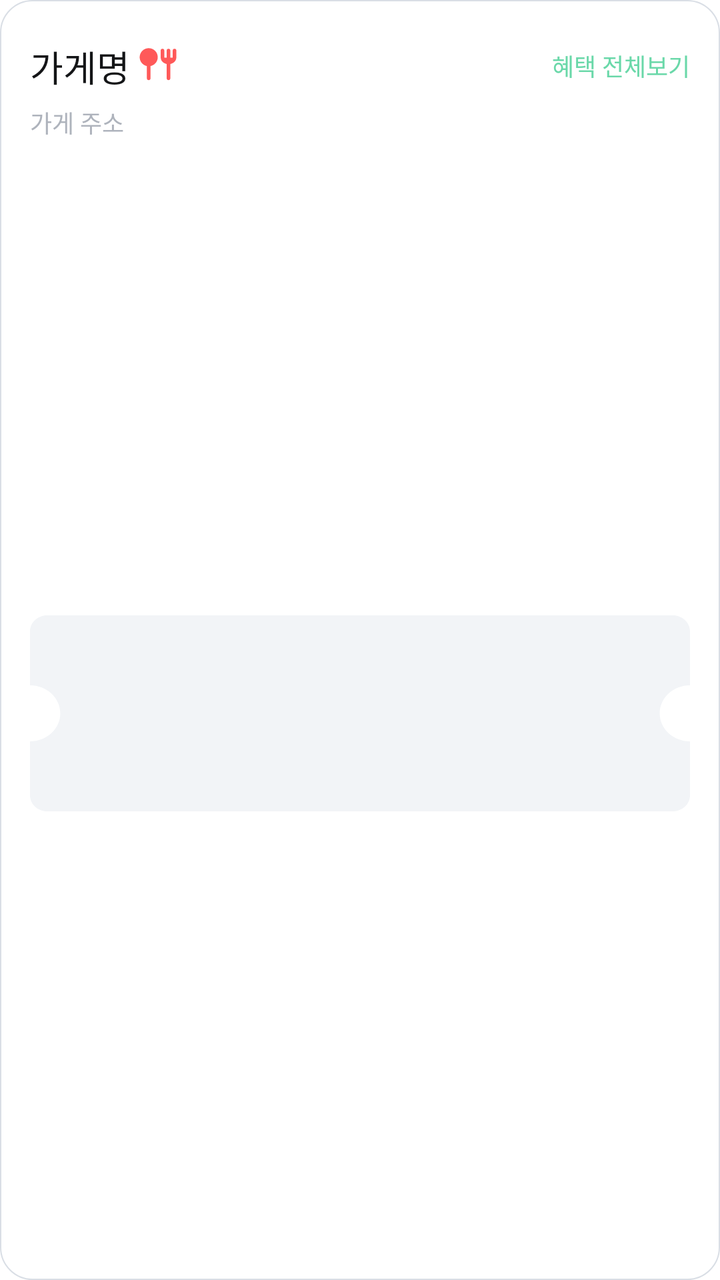
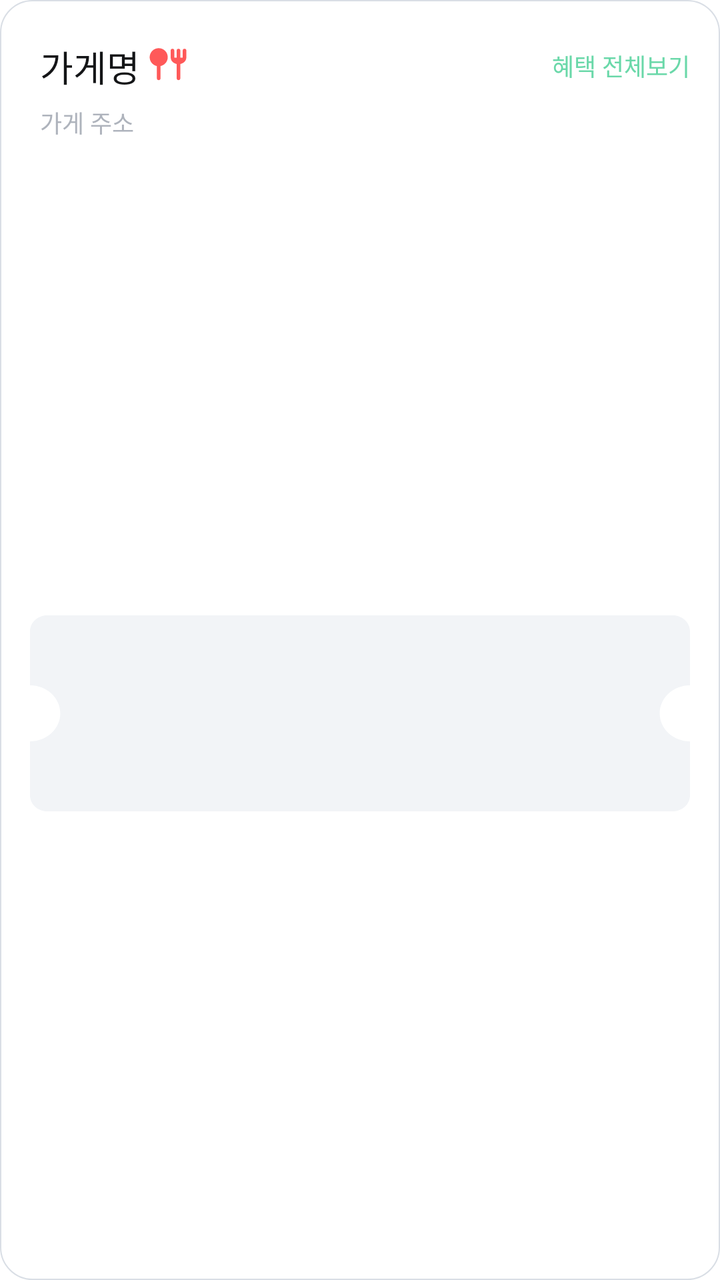

Before-and-after screenshots of an Android layout around one commit, followed by the original layout XML and the change that was made.
<!-- AndroidManifest.xml: application theme Theme.Terbuck -->
<!-- res/layout/row_home_store.xml -->
<?xml version="1.0" encoding="utf-8"?>
<androidx.constraintlayout.widget.ConstraintLayout xmlns:android="http://schemas.android.com/apk/res/android"
    xmlns:app="http://schemas.android.com/apk/res-auto"
    xmlns:tools="http://schemas.android.com/tools"
    android:layout_width="match_parent"
    android:layout_height="wrap_content"
    android:paddingHorizontal="15dp"
    android:paddingTop="20dp"
    android:paddingBottom="19dp"
    android:layout_marginBottom="15dp"
    android:background="@drawable/background_white_stroke_black5">

    <androidx.constraintlayout.widget.ConstraintLayout
        android:id="@+id/layout"
        android:layout_width="0dp"
        android:layout_height="wrap_content"
        android:orientation="horizontal"
        app:layout_constraintEnd_toEndOf="parent"
        app:layout_constraintStart_toStartOf="parent"
        app:layout_constraintTop_toTopOf="parent">


        <LinearLayout
            android:layout_width="0dp"
            android:layout_height="wrap_content"
            android:layout_marginEnd="26dp"
            android:orientation="horizontal"
            app:layout_constraintBottom_toBottomOf="parent"
            app:layout_constraintEnd_toStartOf="@+id/button_more"
            app:layout_constraintHorizontal_bias="0.0"
            app:layout_constraintStart_toStartOf="parent"
            app:layout_constraintTop_toTopOf="parent">

            <TextView
                android:id="@+id/textView_store_name"
                style="@style/Text_Semi_18"
                android:layout_width="wrap_content"
                android:layout_height="wrap_content"
                android:maxWidth="169dp"
                android:layout_gravity="center"
                android:text="가게명"
                app:layout_constraintBottom_toBottomOf="parent"
                app:layout_constraintEnd_toEndOf="parent"
                app:layout_constraintStart_toStartOf="parent"
                app:layout_constraintTop_toTopOf="parent" />

            <ImageView
                android:id="@+id/imageView_category"
                android:layout_width="20dp"
                android:layout_height="20dp"
                android:layout_gravity="center|top"
                android:layout_marginStart="4dp"
                android:layout_marginTop="2dp"
                android:src="@drawable/ic_food_selected"
                app:layout_constraintBottom_toBottomOf="@id/button_more"
                app:layout_constraintEnd_toStartOf="@+id/button_more"
                app:layout_constraintHorizontal_bias="0.0"
                app:layout_constraintStart_toEndOf="@+id/textView_store_name"
                app:layout_constraintTop_toTopOf="@id/button_more" />

        </LinearLayout>

        <TextView
            android:id="@+id/button_more"
            style="@style/Caption_Medi_12"
            android:layout_width="wrap_content"
            android:layout_height="wrap_content"
            android:layout_marginTop="4dp"
            android:layout_gravity="center"
            android:gravity="right"
            android:text="혜택 전체보기"
            android:textColor="@color/green_50"
            app:layout_constraintEnd_toEndOf="parent"
            app:layout_constraintTop_toTopOf="parent" />
    </androidx.constraintlayout.widget.ConstraintLayout>

    <TextView
        android:id="@+id/textView_store_address"
        style="@style/Caption_Medi_12"
        android:layout_width="wrap_content"
        android:layout_height="wrap_content"
        android:maxWidth="200dp"
        android:layout_marginTop="6dp"
        android:layout_marginEnd="19dp"
        android:ellipsize="end"
        android:maxLines="1"
        android:text="가게 주소"
        android:textColor="@color/black_10"
        app:layout_constraintEnd_toEndOf="@+id/layout"
        app:layout_constraintHorizontal_bias="0.0"
        app:layout_constraintStart_toStartOf="@+id/layout"
        app:layout_constraintTop_toBottomOf="@+id/layout" />

    <TextView
        android:id="@+id/textView_store_benefit"
        style="@style/Text_Semi_16"
        android:layout_width="0dp"
        android:layout_height="wrap_content"
        android:layout_marginTop="22dp"
        android:padding="25dp"
        android:background="@drawable/background_coupon"
        android:gravity="center"
        android:textAlignment="center"
        app:layout_constraintBottom_toBottomOf="parent"
        app:layout_constraintEnd_toEndOf="parent"
        app:layout_constraintStart_toStartOf="parent"
        app:layout_constraintTop_toBottomOf="@+id/textView_store_address" />
</androidx.constraintlayout.widget.ConstraintLayout>
<!-- resources referenced by this layout -->
<resources>
  <color name="black_10">#AEB3BC</color>
  <color name="green_50">#6AD8A9</color>
  <!-- drawable background_coupon (drawable) -->
  <vector xmlns:android="http://schemas.android.com/apk/res/android"
      android:width="305dp"
      android:height="98dp"
      android:viewportWidth="305"
      android:viewportHeight="98">
    <path
        android:pathData="M297,0C301.42,0 305,3.58 305,8V35C297.27,35 291,41.27 291,49C291,56.73 297.27,63 305,63V90C305,94.42 301.42,98 297,98H8C3.58,98 0,94.42 0,90V63C7.73,63 14,56.73 14,49C14,41.27 7.73,35 0,35V8C0,3.58 3.58,0 8,0H297Z"
        android:fillColor="#F2F4F7"/>
  </vector>
  <!-- drawable background_white_stroke_black5 (drawable) -->
  <?xml version="1.0" encoding="utf-8"?>
  <shape xmlns:android="http://schemas.android.com/apk/res/android">
  
      <solid android:color="@color/white"/>
  
      <stroke
          android:color="@color/black_5"
          android:width="0.5dp"/>
  
      <corners android:radius="16dp"/>
  </shape>
  <!-- drawable ic_food_selected (drawable) -->
  <vector xmlns:android="http://schemas.android.com/apk/res/android"
      android:width="16dp"
      android:height="16dp"
      android:viewportWidth="16"
      android:viewportHeight="16">
    <path
        android:pathData="M7.897,5.281C7.897,7.03 6.655,8.489 5.005,8.824V13.778C5.005,14.146 4.706,14.445 4.338,14.445H4.225C3.857,14.445 3.559,14.146 3.559,13.778V8.824C1.909,8.489 0.667,7.03 0.667,5.281C0.667,3.285 2.285,1.666 4.282,1.666C6.278,1.666 7.897,3.285 7.897,5.281Z"
        android:fillColor="#FF5959"/>
    <path
        android:pathData="M9.847,1.908C10.215,1.908 10.514,2.206 10.514,2.574V5.281C10.514,5.347 10.518,5.411 10.525,5.474H11.478V2.574C11.478,2.206 11.777,1.908 12.145,1.908H12.257C12.626,1.908 12.924,2.206 12.924,2.574V5.474H13.877C13.884,5.411 13.888,5.347 13.888,5.281V2.574C13.888,2.206 14.186,1.908 14.554,1.908H14.667C15.035,1.908 15.334,2.206 15.334,2.574V5.281C15.334,6.763 14.306,7.673 12.924,8V13.772C12.924,14.14 12.626,14.439 12.257,14.439H12.145C11.777,14.439 11.478,14.14 11.478,13.772V8C10.096,7.674 9.068,6.763 9.068,5.281V2.574C9.068,2.206 9.366,1.908 9.735,1.908H9.847Z"
        android:fillColor="#FF5959"/>
  </vector>
  <style name="Caption_Medi_12">
          <item name="android:fontFamily">@font/pretendard_medium</item>
          <item name="android:textSize">12sp</item>
      </style>
  <style name="Text_Semi_16">
          <item name="android:fontFamily">@font/pretendard_semi_bold</item>
          <item name="android:textSize">16sp</item>
      </style>
  <style name="Text_Semi_18">
          <item name="android:fontFamily">@font/pretendard_semi_bold</item>
          <item name="android:textSize">18sp</item>
      </style>
  <style name="Theme.Terbuck" parent="Base.Theme.Terbuck" />
  <color name="white">#FFFFFFFF</color>
  <color name="black_5">#D9DEE5</color>
  <style name="Base.Theme.Terbuck" parent="Theme.Material3.DayNight.NoActionBar">
          <item name="colorPrimary">@color/green_50</item>
          <item name="android:statusBarColor">@color/transparent</item>
          <item name="android:textColor">@color/black_50</item>
          <item name="android:windowBackground">@color/white</item>
          <item name="colorControlActivated">@color/green_50</item> 
          <item name="android:windowLightStatusBar">true</item>   
      </style>
  <color name="transparent">#00000000</color>
  <color name="black_50">#141517</color>
</resources>

<!-- the commit's change to res/layout/row_home_store.xml (unified diff, before → after) -->
@@ -24,6 +24,7 @@
             android:layout_width="0dp"
             android:layout_height="wrap_content"
             android:layout_marginEnd="26dp"
+            android:layout_marginStart="5dp"
             android:orientation="horizontal"
             app:layout_constraintBottom_toBottomOf="parent"
             app:layout_constraintEnd_toStartOf="@+id/button_more"
@@ -82,6 +83,7 @@
         android:maxWidth="200dp"
         android:layout_marginTop="6dp"
         android:layout_marginEnd="19dp"
+        android:layout_marginStart="5dp"
         android:ellipsize="end"
         android:maxLines="1"
         android:text="가게 주소"
